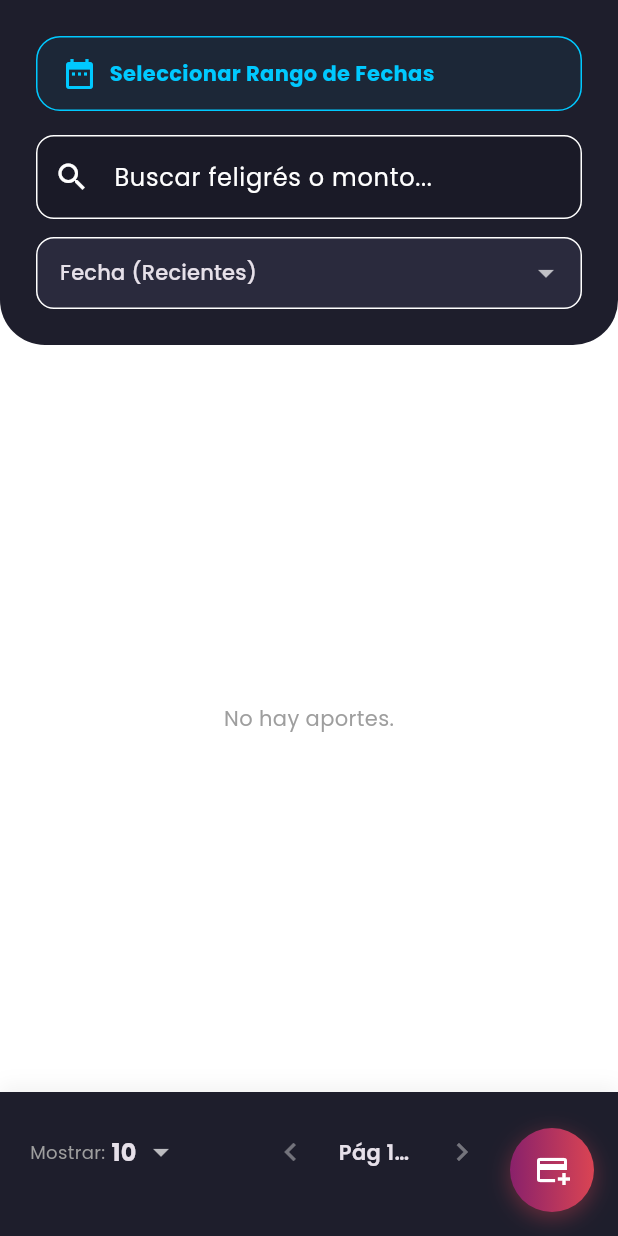
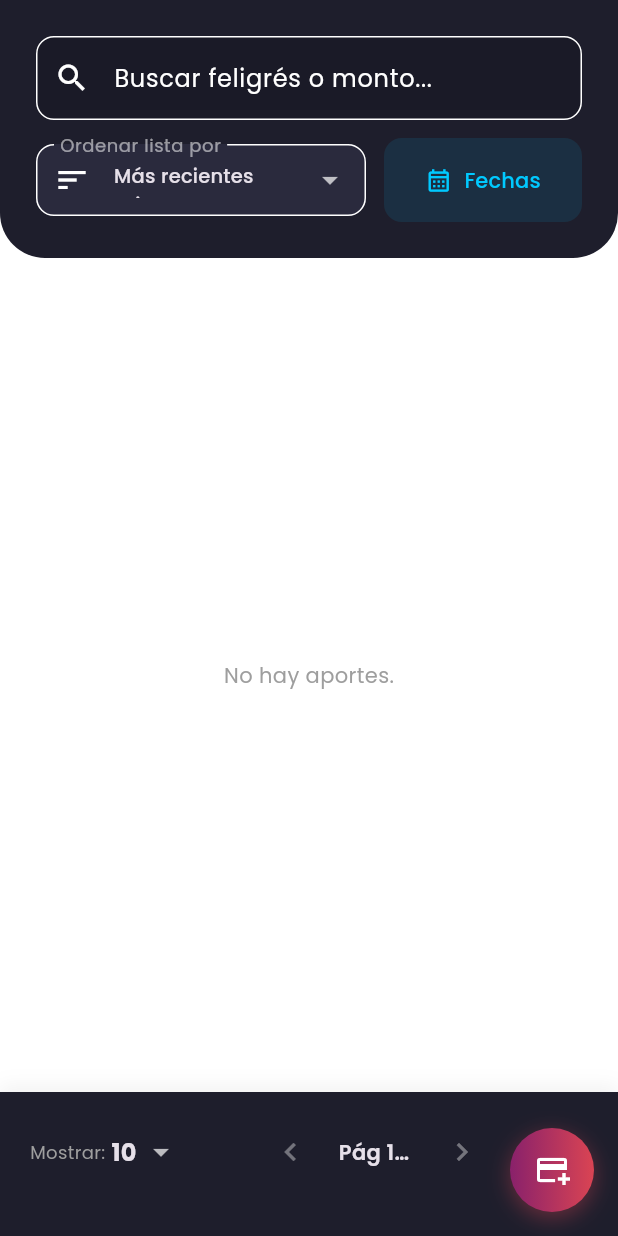
Before and after one commit to israel1996/flutter_app_aportes, a Flutter app: the AportesScreen screen opened directly, on a phone screen of 412 x 824 dp. Run offline on Flutter 3.47's test engine with Material 3 defaults, Android fonts, the phone set to English and light mode, and no system bars; our stand-ins replace connectivity_plus, drift, fl_chart, flutter_riverpod, flutter_secure_storage, google_fonts and 4 more; accounts and stored records are empty; generated files the repository leaves out were written again; statements that could not run were skipped.

Commit message:
Fix Aportes

```diff
--- a/lib/features/tithes/screens/aportes_screen.dart
+++ b/lib/features/tithes/screens/aportes_screen.dart
@@ -21,15 +21,15 @@ class _AportesScreenState extends ConsumerState<AportesScreen> {
   late TextEditingController _searchController;
 
   DateTimeRange? _dateRange;
-  String _sortBy = 'Fecha (Recientes)';
+  String _sortBy = 'Más recientes primero';
   int _currentPage = 1;
   int _itemsPerPage = 10;
 
   final List<String> _sortOptions = [
-    'Fecha (Recientes)',
-    'Fecha (Antiguos)',
-    'Monto (Mayor)',
-    'Monto (Menor)',
+    'Más recientes primero',
+    'Más antiguos primero',
+    'Aportes más altos',
+    'Aportes más bajos',
   ];
 
   final List<int> _pageOptions = [10, 20, 50];
@@ -59,6 +59,8 @@ class _AportesScreenState extends ConsumerState<AportesScreen> {
       firstDate: DateTime(2000),
       lastDate: DateTime.now().add(const Duration(days: 365)),
       initialDateRange: _dateRange,
+      builder: (context, child) =>
+          Theme(data: Theme.of(context), child: child!),
     );
     if (range != null) {
       setState(() {
@@ -152,13 +154,13 @@ class _AportesScreenState extends ConsumerState<AportesScreen> {
           }).toList();
 
           filtered.sort((a, b) {
-            if (_sortBy == 'Fecha (Recientes)')
+            if (_sortBy == 'Más recientes primero')
               return b.aporte.fecha.compareTo(a.aporte.fecha);
-            if (_sortBy == 'Fecha (Antiguos)')
+            if (_sortBy == 'Más antiguos primero')
               return a.aporte.fecha.compareTo(b.aporte.fecha);
-            if (_sortBy == 'Monto (Mayor)')
+            if (_sortBy == 'Aportes más altos')
               return b.aporte.monto.compareTo(a.aporte.monto);
-            if (_sortBy == 'Monto (Menor)')
+            if (_sortBy == 'Aportes más bajos')
               return a.aporte.monto.compareTo(b.aporte.monto);
             return 0;
           });
@@ -175,6 +177,7 @@ class _AportesScreenState extends ConsumerState<AportesScreen> {
 
           return Column(
             children: [
+              // --- REDESIGNED INTUITIVE HEADER ---
               Container(
                 padding: const EdgeInsets.all(24),
                 decoration: BoxDecoration(
@@ -184,60 +187,9 @@ class _AportesScreenState extends ConsumerState<AportesScreen> {
                   ),
                 ),
                 child: Column(
+                  crossAxisAlignment: CrossAxisAlignment.start,
                   children: [
-                    InkWell(
-                      onTap: _pickDateRange,
-                      borderRadius: BorderRadius.circular(16),
-                      child: Container(
-                        padding: const EdgeInsets.symmetric(
-                          horizontal: 16,
-                          vertical: 12,
-                        ),
-                        decoration: BoxDecoration(
-                          border: Border.all(color: colorScheme.primary),
-                          borderRadius: BorderRadius.circular(16),
-                          color: colorScheme.primary.withOpacity(0.05),
-                        ),
-                        // NUEVO: Corrección de desbordamiento en Rango de Fechas
-                        child: Row(
-                          mainAxisAlignment: MainAxisAlignment.center,
-                          children: [
-                            Icon(Icons.date_range, color: colorScheme.primary),
-                            const SizedBox(width: 8),
-                            Expanded(
-                              child: Text(
-                                _dateRange == null
-                                    ? 'Seleccionar Rango de Fechas'
-                                    : '${DateFormat('dd MMM yy').format(_dateRange!.start)} - ${DateFormat('dd MMM yy').format(_dateRange!.end)}',
-                                style: GoogleFonts.poppins(
-                                  color: colorScheme.primary,
-                                  fontWeight: FontWeight.bold,
-                                ),
-                                overflow: TextOverflow.ellipsis,
-                              ),
-                            ),
-                            if (_dateRange != null) ...[
-                              IconButton(
-                                icon: const Icon(
-                                  Icons.close,
-                                  color: Colors.redAccent,
-                                  size: 20,
-                                ),
-                                padding: EdgeInsets.zero,
-                                constraints: const BoxConstraints(),
-                                onPressed: () => setState(() {
-                                  _dateRange = null;
-                                  _currentPage = 1;
-                                }),
-                              ),
-                            ],
-                          ],
-                        ),
-                      ),
-                    ),
-                    const SizedBox(height: 16),
-                    Column(
-                      children: [
+                    // 1. Search Bar at the top (Natural flow)
                     TextField(
                       controller: _searchController,
                       decoration: InputDecoration(
@@ -254,12 +206,21 @@ class _AportesScreenState extends ConsumerState<AportesScreen> {
                       onChanged: (val) => setState(() => _currentPage = 1),
                     ),
                     const SizedBox(height: 12),
-                        DropdownButtonFormField<String>(
+
+                    // 2. Sort Dropdown and Date Button side-by-side
+                    Row(
+                      children: [
+                        Expanded(
+                          flex: 5,
+                          child: DropdownButtonFormField<String>(
                             value: _sortBy,
                             isExpanded: true,
                             decoration: InputDecoration(
+                              labelText: 'Ordenar lista por',
+                              prefixIcon: const Icon(Icons.sort),
                               contentPadding: const EdgeInsets.symmetric(
                                 horizontal: 12,
+                                vertical: 12,
                               ),
                               border: OutlineInputBorder(
                                 borderRadius: BorderRadius.circular(12),
@@ -271,19 +232,98 @@ class _AportesScreenState extends ConsumerState<AportesScreen> {
                                     value: o,
                                     child: Text(
                                       o,
-                                    style: const TextStyle(fontSize: 14),
+                                      style: const TextStyle(
+                                        fontSize: 13,
+                                        fontWeight: FontWeight.w500,
+                                      ),
                                     ),
                                   ),
                                 )
                                 .toList(),
                             onChanged: (val) => setState(() => _sortBy = val!),
                           ),
+                        ),
+                        const SizedBox(width: 12),
+                        Expanded(
+                          flex: 3,
+                          child: ElevatedButton.icon(
+                            onPressed: _pickDateRange,
+                            icon: const Icon(
+                              Icons.calendar_month_outlined,
+                              size: 18,
+                            ),
+                            label: const Text('Fechas'),
+                            style: ElevatedButton.styleFrom(
+                              padding: const EdgeInsets.symmetric(
+                                vertical: 18,
+                              ), // Match height with dropdown
+                              shape: RoundedRectangleBorder(
+                                borderRadius: BorderRadius.circular(12),
+                              ),
+                              elevation: 0,
+                              backgroundColor: colorScheme.primary.withOpacity(
+                                0.1,
+                              ),
+                              foregroundColor: colorScheme.primary,
+                            ),
+                          ),
+                        ),
                       ],
+                    ),
+
+                    // 3. Active Date Filter Chip (Only shows when dates are selected)
+                    if (_dateRange != null) ...[
+                      const SizedBox(height: 16),
+                      Container(
+                        padding: const EdgeInsets.symmetric(
+                          horizontal: 12,
+                          vertical: 8,
+                        ),
+                        decoration: BoxDecoration(
+                          color: Colors.green.withOpacity(0.1),
+                          borderRadius: BorderRadius.circular(8),
+                          border: Border.all(
+                            color: Colors.green.withOpacity(0.3),
+                          ),
+                        ),
+                        child: Row(
+                          mainAxisSize: MainAxisSize.min,
+                          children: [
+                            const Icon(
+                              Icons.filter_alt,
+                              size: 16,
+                              color: Colors.green,
+                            ),
+                            const SizedBox(width: 8),
+                            Text(
+                              '${DateFormat('dd MMM yy').format(_dateRange!.start)}  -  ${DateFormat('dd MMM yy').format(_dateRange!.end)}',
+                              style: GoogleFonts.poppins(
+                                fontSize: 12,
+                                fontWeight: FontWeight.bold,
+                                color: Colors.green,
+                              ),
+                            ),
+                            const SizedBox(width: 8),
+                            InkWell(
+                              onTap: () => setState(() {
+                                _dateRange = null;
+                                _currentPage = 1;
+                              }),
+                              child: const Icon(
+                                Icons.close,
+                                size: 18,
+                                color: Colors.redAccent,
+                              ),
                             ),
                           ],
                         ),
                       ),
+                    ],
+                  ],
+                ),
+              ),
 
+              // --- LIST ---
               Expanded(
                 child: filtered.isEmpty
                     ? Center(
@@ -356,12 +396,12 @@ class _AportesScreenState extends ConsumerState<AportesScreen> {
                       ),
               ),
 
-              // NUEVO: Corrección de desbordamiento en la barra de paginación
+              // --- PAGINATION ---
               Container(
                 padding: const EdgeInsets.only(
                   top: 16,
                   bottom: 32,
-                  left: 20, // Padding ligeramente reducido
+                  left: 20,
                   right: 80,
                 ),
                 decoration: BoxDecoration(
```
Lines whose indentation alone changed are shown as unchanged.
